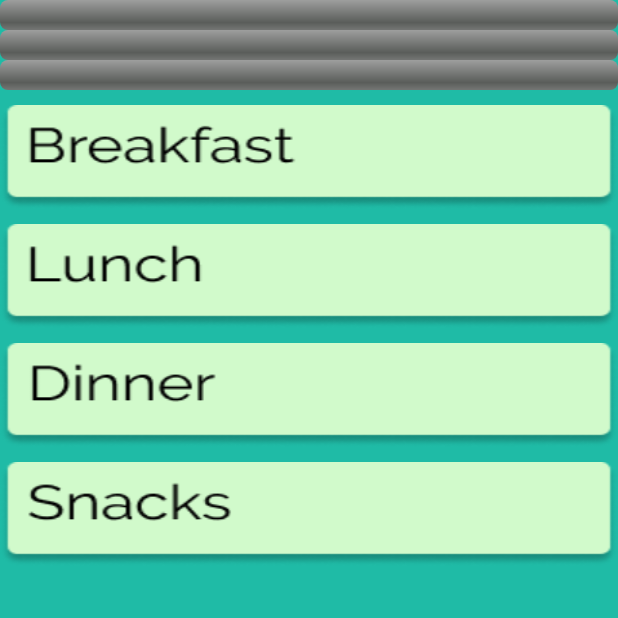
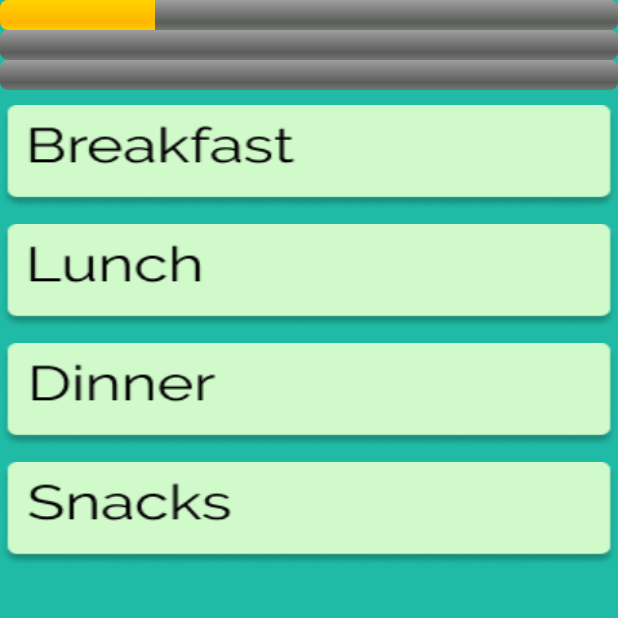
Before and after one commit to antonoeschmidt/GR_B07, an Android app: the NutritionActivity screen opened directly, with no data from a screen before it, on a phone screen of 412 x 824 dp, the top half of it. Run offline under Robolectric (Android 15) with nearby library versions, the phone set to English and light mode, and no system bars; Roboto replaces fonts that are not available here.

```diff
--- a/app/src/main/java/com/gr_b07/LoginActivity.java
+++ b/app/src/main/java/com/gr_b07/LoginActivity.java
@@ -29,6 +29,10 @@ public class LoginActivity extends AppCompatActivity implements View.OnClickList
         imageViewPass = findViewById(R.id.imageViewPassword);
         loginButton = findViewById(R.id.loginButton);
         loginButton.setOnClickListener(this);
+
+        // TODO: DELETE THIS
+        usernameText.setText("anton");
+        passwordText.setText("1234");
 
     }
 
--- a/app/src/main/java/com/gr_b07/NutritionActivity.java
+++ b/app/src/main/java/com/gr_b07/NutritionActivity.java
@@ -2,7 +2,10 @@ package com.gr_b07;
 
 import androidx.appcompat.app.AppCompatActivity;
 
+import android.content.res.Resources;
+import android.graphics.drawable.Drawable;
 import android.os.Bundle;
+import android.widget.ProgressBar;
 
 public class NutritionActivity extends AppCompatActivity {
 
@@ -10,5 +13,20 @@ public class NutritionActivity extends AppCompatActivity {
     protected void onCreate(Bundle savedInstanceState) {
         super.onCreate(savedInstanceState);
         setContentView(R.layout.activity_nutrition);
+
+        ProgressBar pProgress = findViewById(R.id.progressbarProtein);
+        ProgressBar cProgress = findViewById(R.id.progressbarCarbs);
+        ProgressBar fProgress = findViewById(R.id.progressbarFat);
+
+        Resources res = getResources();
+        Drawable drawable = res.getDrawable(R.color.colorProtein);
+
+        pProgress.setProgress(25);   // Main Progress
+
+        /*
+        mProgress.setSecondaryProgress(50); // Secondary Progress
+        mProgress.setMax(100); // Maximum Progress
+        mProgress.setProgressDrawable(drawable);
+         */
     }
 }
--- a/app/src/main/res/layout/activity_nutrition.xml
+++ b/app/src/main/res/layout/activity_nutrition.xml
@@ -23,6 +23,7 @@
         <ProgressBar
             android:id="@+id/progressbarProtein"
             style="@android:style/Widget.ProgressBar.Horizontal"
+            android:tooltipText="Protein"
             android:layout_width="fill_parent"
             android:layout_height="wrap_content"
             android:layout_alignParentTop="true"
--- a/app/src/main/res/values/colors.xml
+++ b/app/src/main/res/values/colors.xml
@@ -3,5 +3,5 @@
     <color name="colorPrimary">#008577</color>
     <color name="colorPrimaryDark">#00574B</color>
     <color name="colorAccent">#1FBBA6</color>
-
+    <color name="colorProtein">#FF0000</color>
 </resources>
```
Also changed, not shown: app/src/main/java/com/gr_b07/InputDataActivity.java (+7 -0 lines).
